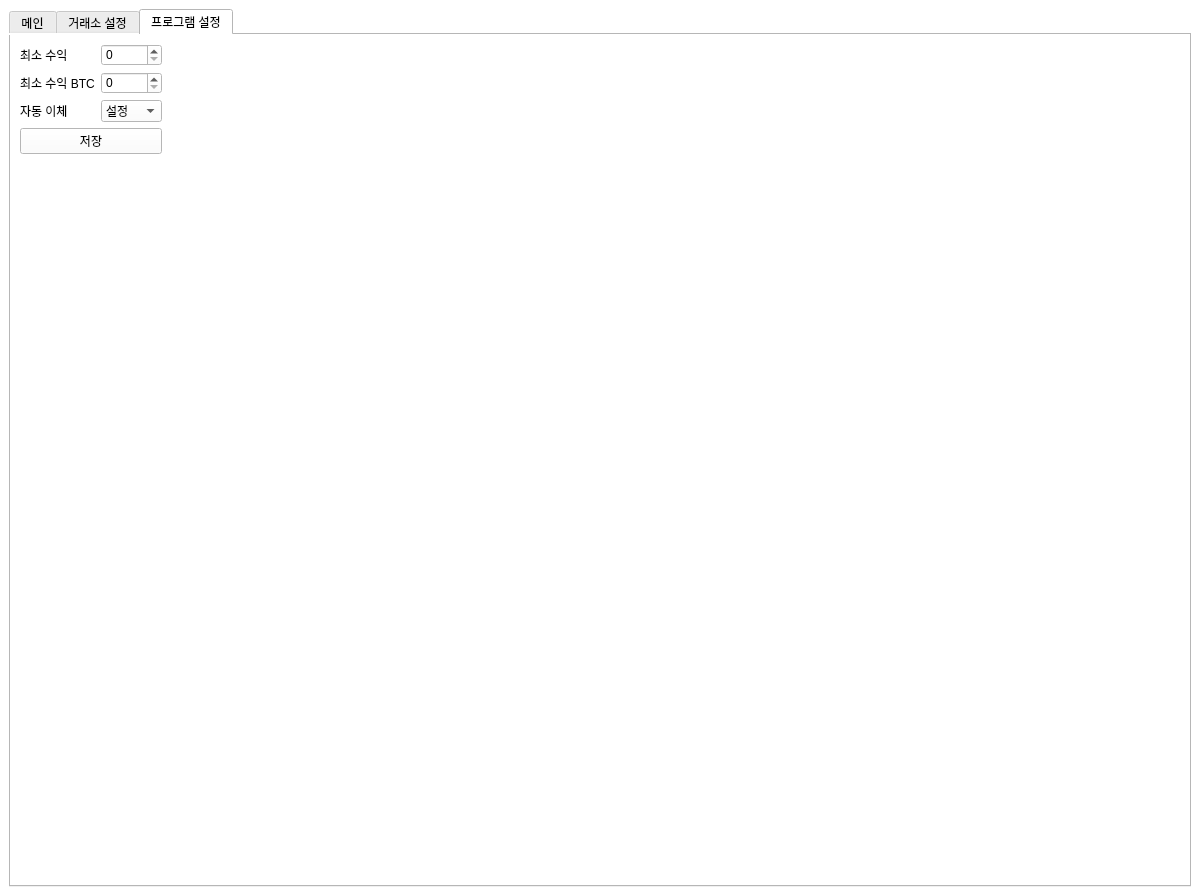
Old version of the form static/guis/main.ui in the repository songsb13/DiffTrader.
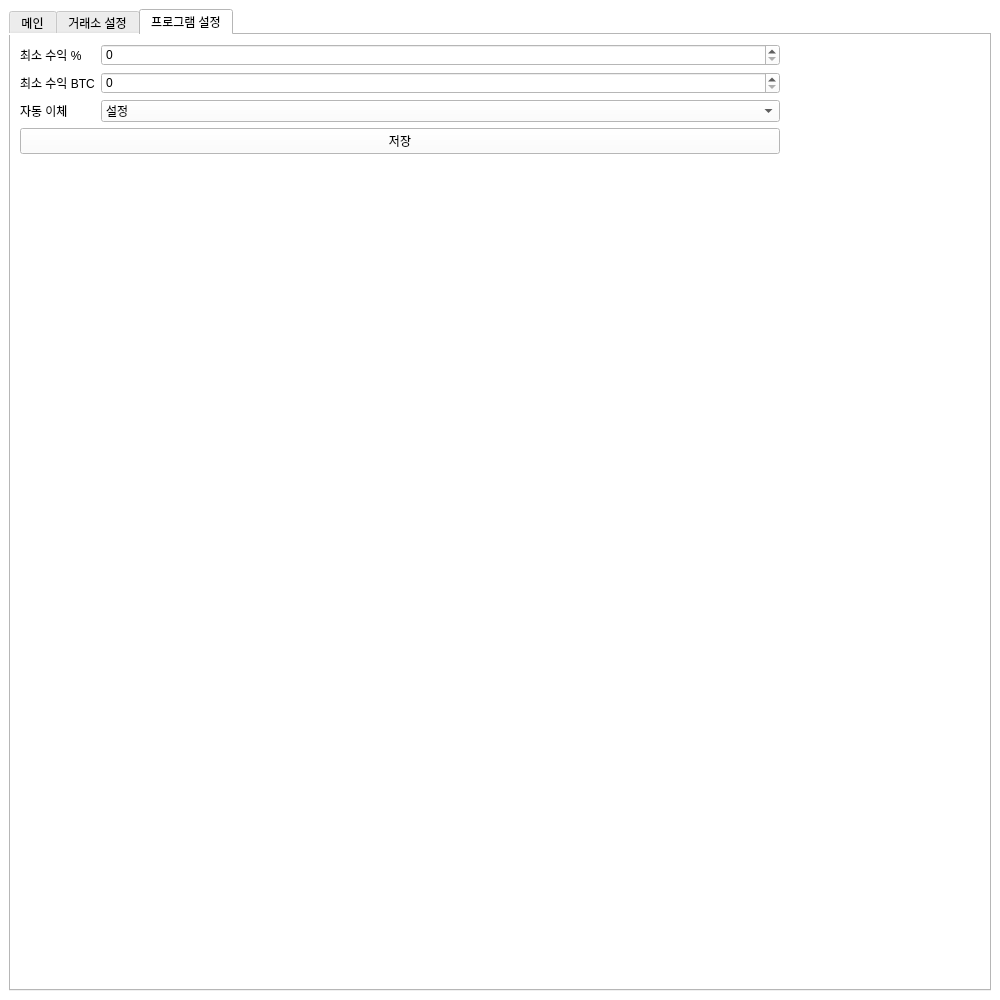
New version of the form. The open tabs and pages were chosen to show the change. Icons and pictures are not drawn.

Commit message: main.ui size fixed, typo fixed and etc.

The edit to the form file:
```diff
--- a/static/guis/main.ui
+++ b/static/guis/main.ui
@@ -6,14 +6,20 @@
    <rect>
     <x>0</x>
     <y>0</y>
-    <width>1200</width>
-    <height>890</height>
+    <width>1000</width>
+    <height>1000</height>
    </rect>
   </property>
+  <property name="minimumSize">
+   <size>
+    <width>0</width>
+    <height>0</height>
+   </size>
+  </property>
   <property name="maximumSize">
    <size>
-    <width>1200</width>
-    <height>1000</height>
+    <width>16777215</width>
+    <height>16777215</height>
    </size>
   </property>
   <property name="windowTitle">
@@ -45,8 +51,8 @@
       </property>
       <property name="maximumSize">
        <size>
-        <width>1200</width>
-        <height>1000</height>
+        <width>16777215</width>
+        <height>16777215</height>
        </size>
       </property>
       <property name="currentIndex">
@@ -750,6 +756,18 @@
        </layout>
       </widget>
       <widget class="QWidget" name="tabWidgetSecond">
+       <property name="minimumSize">
+        <size>
+         <width>0</width>
+         <height>0</height>
+        </size>
+       </property>
+       <property name="maximumSize">
+        <size>
+         <width>16777215</width>
+         <height>16777215</height>
+        </size>
+       </property>
        <attribute name="title">
         <string>프로그램 설정</string>
        </attribute>
@@ -761,7 +779,7 @@
             <item row="0" column="0">
              <widget class="QLabel" name="label_6">
               <property name="text">
-               <string>최소 수익</string>
+               <string>최소 수익 %</string>
               </property>
              </widget>
             </item>
@@ -801,12 +819,24 @@
             </item>
             <item row="5" column="0" colspan="2">
              <widget class="QPushButton" name="saveProgramSettingBtn">
+              <property name="minimumSize">
+               <size>
+                <width>68</width>
+                <height>0</height>
+               </size>
+              </property>
+              <property name="maximumSize">
+               <size>
+                <width>16777215</width>
+                <height>16777215</height>
+               </size>
+              </property>
               <property name="text">
                <string>저장</string>
               </property>
              </widget>
             </item>
-            <item row="6" column="0">
+            <item row="6" column="1">
              <spacer name="verticalSpacer">
               <property name="orientation">
                <enum>Qt::Vertical</enum>
@@ -829,10 +859,13 @@
             <property name="orientation">
              <enum>Qt::Horizontal</enum>
             </property>
+            <property name="sizeType">
+             <enum>QSizePolicy::Maximum</enum>
+            </property>
             <property name="sizeHint" stdset="0">
              <size>
-              <width>40</width>
-              <height>20</height>
+              <width>200</width>
+              <height>19</height>
              </size>
             </property>
            </spacer>
```
Left out of the diff: 24 changed lines with no effect on the pictures.
